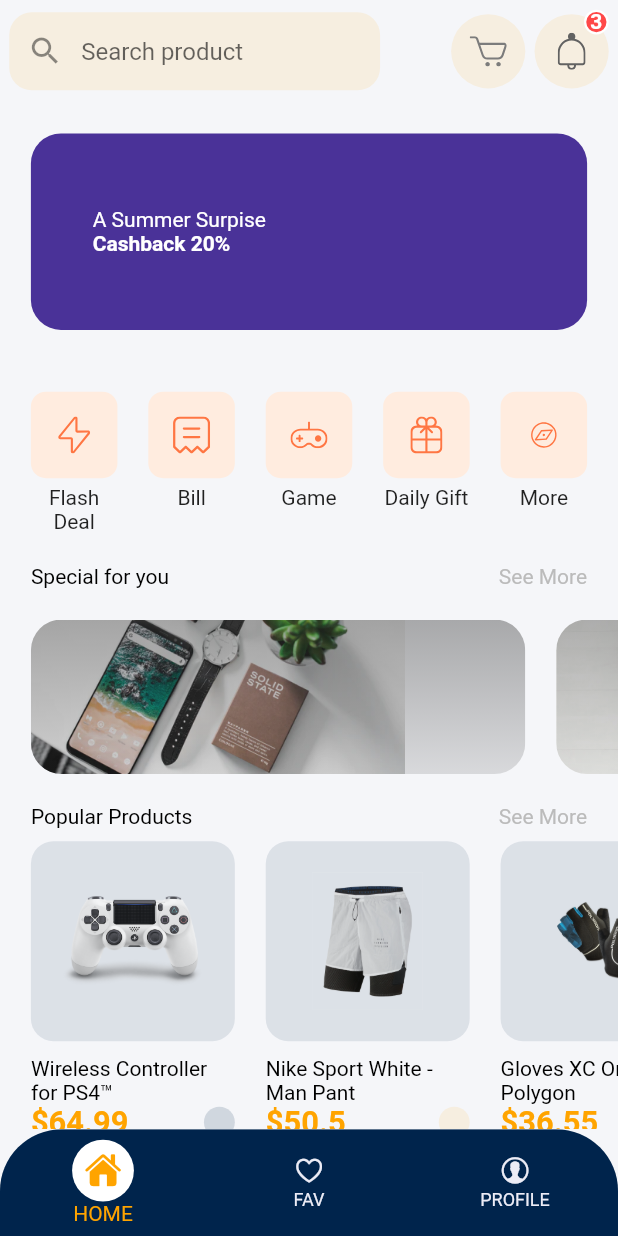
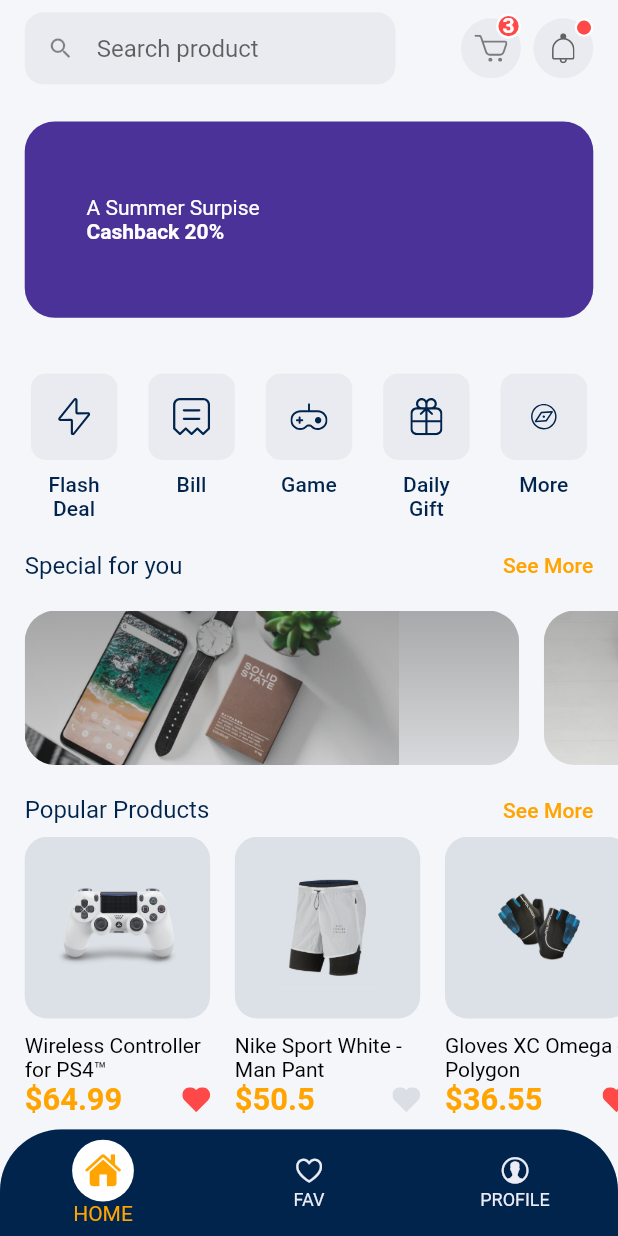
Before and after one commit to rupendra-p/flutter_ecommerce, a Flutter app: the OtpScreen screen opened by its route, after a tap on "Continue", on a phone screen of 412 x 824 dp. Run offline on Flutter 3.47's test engine with Material 2 defaults, Android fonts, the phone set to English and light mode, and no system bars; our stand-ins replace flutter_dotenv, flutter_svg.

Commit message:
home screen changed and gridview implemented

```diff
--- a/lib/constant/color_properties.dart
+++ b/lib/constant/color_properties.dart
@@ -13,6 +13,8 @@ Color colorLightBlack = Colors.black54;
 const Color colorLightBrown = Color(0xffCCBBBB);
 const Color colorDarkBrown = Color(0xff443734);
 
+const Color redColor = Color(0xFFFF4848);
+
 const Color colorGrey = Color(0xff5E5E5E);
 const Color colorDarkGrey = Color(0xffABABAB);
 Color colorMediumGrey = Colors.grey.shade600;
--- a/lib/screens/home/categories.dart
+++ b/lib/screens/home/categories.dart
@@ -1,9 +1,12 @@
+import 'package:ecommerce/constant/color_properties.dart';
 import 'package:flutter/material.dart';
 import 'package:flutter_svg/flutter_svg.dart';
 
 import '/utils/size_config.dart';
 
 class Categories extends StatelessWidget {
+  const Categories({Key? key}) : super(key: key);
+
   @override
   Widget build(BuildContext context) {
     List<Map<String, dynamic>> categories = [
@@ -59,13 +62,22 @@ class CategoryCard extends StatelessWidget {
               height: SizeConfig.heightMultiplier * 7,
               width: SizeConfig.heightMultiplier * 7,
               decoration: BoxDecoration(
-                color: Color(0xFFFFECDF),
+                color: primaryColor.withOpacity(0.05),
                 borderRadius: BorderRadius.circular(10),
               ),
-              child: SvgPicture.asset(icon!),
+              child: SvgPicture.asset(
+                icon!,
+                color: primaryColor,
+              ),
             ),
-            SizedBox(height: 5),
-            Text(text!, textAlign: TextAlign.center)
+            SizedBox(height: SizeConfig.heightMultiplier),
+            Text(
+              text!,
+              textAlign: TextAlign.center,
+              style: Theme.of(context).textTheme.subtitle2!.copyWith(
+                    color: primaryColor,
+                  ),
+            )
           ],
         ),
       ),
--- a/lib/screens/home/discount_banner.dart
+++ b/lib/screens/home/discount_banner.dart
@@ -13,14 +13,14 @@ class DiscountBanner extends StatelessWidget {
       // height: 90,
       width: double.infinity,
       margin: EdgeInsets.all(
-        SizeConfig.heightMultiplier * 2.5,
+        SizeConfig.heightMultiplier * 2,
       ),
       padding: EdgeInsets.symmetric(
         horizontal: SizeConfig.heightMultiplier * 5,
         vertical: SizeConfig.heightMultiplier * 6,
       ),
       decoration: BoxDecoration(
-        color: Color(0xFF4A3298),
+        color: const Color(0xFF4A3298),
         borderRadius: BorderRadius.circular(20),
       ),
       child: Text.rich(
--- a/lib/screens/home/home_header.dart
+++ b/lib/screens/home/home_header.dart
@@ -14,24 +14,26 @@ class HomeHeader extends StatelessWidget {
   Widget build(BuildContext context) {
     return Padding(
       padding: EdgeInsets.symmetric(
-        horizontal: SizeConfig.widthMultiplier * 1.5,
+        horizontal: SizeConfig.heightMultiplier * 2,
       ),
       child: Row(
         mainAxisAlignment: MainAxisAlignment.spaceAround,
         children: [
-          SearchField(),
-          Spacer(),
+          const SearchField(),
+          const Spacer(),
           IconBtnWithCounter(
             svgSrc: "assets/icons/Cart Icon.svg",
+            numOfitem: 3,
+            isShow: true,
             press: () => Navigator.pushNamed(context, CartScreen.routeName),
           ),
           SizedBox(
-            width: SizeConfig.widthMultiplier * 1.5,
+            width: SizeConfig.widthMultiplier * 2,
           ),
           IconBtnWithCounter(
             svgSrc: "assets/icons/Bell.svg",
-            numOfitem: 3,
             press: () {},
+            numOfitem: 1,
           ),
         ],
       ),
--- a/lib/screens/home/home_screen.dart
+++ b/lib/screens/home/home_screen.dart
@@ -1,15 +1,16 @@
-
 import 'package:ecommerce/screens/home/popular_product.dart';
 import 'package:ecommerce/screens/home/special_offers.dart';
-
+import 'package:ecommerce/screens/home/staggerred_gridview_product.dart';
+import 'package:ecommerce/utils/scroll_configuration.dart';
 import 'package:ecommerce/utils/size_config.dart';
 import 'package:flutter/material.dart';
 
 import 'categories.dart';
 import 'discount_banner.dart';
 import 'home_header.dart';
+
 class HomeScreen extends StatefulWidget {
-  static const  String routeName = "/home";
+  static const String routeName = "/home";
 
   const HomeScreen({Key? key}) : super(key: key);
 
@@ -18,33 +19,42 @@ class HomeScreen extends StatefulWidget {
 }
 
 class _HomeScreenState extends State<HomeScreen> {
-
-
   @override
   Widget build(BuildContext context) {
     return SafeArea(
-      child: SingleChildScrollView(
       child: Column(
+        crossAxisAlignment: CrossAxisAlignment.center,
         children: [
           SizedBox(
             height: SizeConfig.heightMultiplier * 1,
           ),
-            HomeHeader(),
+          const HomeHeader(),
           SizedBox(
             height: SizeConfig.heightMultiplier,
           ),
-            DiscountBanner(),
-            Categories(),
-            SpecialOffers(),
+          Expanded(
+            child: ScrollConfiguration(
+              behavior: MyBehavior(),
+              child: SingleChildScrollView(
+                child: Column(
+                  children: [
+                    const DiscountBanner(),
+                    const Categories(),
+                    const SpecialOffers(),
                     SizedBox(
                       height: SizeConfig.heightMultiplier * 2.5,
                     ),
-            PopularProducts(),
+                    const PopularProducts(),
                     SizedBox(
                       height: SizeConfig.heightMultiplier * 2.5,
                     ),
+                    const StaggeredGridListView(),
                   ],
                 ),
+              ),
+            ),
+          ),
+        ],
       ),
     );
   }
--- a/lib/screens/home/icon_btn_with_counter.dart
+++ b/lib/screens/home/icon_btn_with_counter.dart
@@ -2,7 +2,6 @@ import 'package:ecommerce/constant/color_properties.dart';
 import 'package:flutter/material.dart';
 import 'package:flutter_svg/flutter_svg.dart';
 
-import '../../../constant/constants.dart';
 import '/utils/size_config.dart';
 
 class IconBtnWithCounter extends StatelessWidget {
@@ -10,11 +9,13 @@ class IconBtnWithCounter extends StatelessWidget {
     Key? key,
     required this.svgSrc,
     this.numOfitem = 0,
+    this.isShow = false,
     required this.press,
   }) : super(key: key);
 
   final String svgSrc;
   final int numOfitem;
+  final bool isShow;
   final GestureTapCallback press;
 
   @override
@@ -25,41 +26,37 @@ class IconBtnWithCounter extends StatelessWidget {
       child: Stack(
         clipBehavior: Clip.none,
         children: [
-          Container(
-            padding: EdgeInsets.all(
-              SizeConfig.heightMultiplier * 1.5,
-            ),
-            height: SizeConfig.heightMultiplier * 6,
-            width: SizeConfig.heightMultiplier * 6,
-            decoration: BoxDecoration(
-              color: secondaryColor.withOpacity(0.1),
-              shape: BoxShape.circle,
-            ),
+          CircleAvatar(
+            backgroundColor: primaryColor.withOpacity(0.05),
             child: SvgPicture.asset(svgSrc),
           ),
           if (numOfitem != 0)
             Positioned(
-              top: -3,
+              top: isShow ? -3 : 0,
               right: 0,
               child: Container(
-                height: SizeConfig.heightMultiplier * 2,
-                width: SizeConfig.heightMultiplier * 2,
+                height: SizeConfig.heightMultiplier * (isShow ? 2 : 1.5),
+                width: SizeConfig.heightMultiplier * (isShow ? 2 : 1.5),
                 decoration: BoxDecoration(
-                  color: Color(0xFFFF4848),
+                  color: redColor,
                   shape: BoxShape.circle,
-                  border: Border.all(width: 1.5, color: Colors.white),
-                ),
-                child: Center(
-                  child: Text(
-                    "$numOfitem",
-                    style: TextStyle(
-                      // fontSize: getProportionateScreenWidth(10),
-                      height: 1,
-                      fontWeight: FontWeight.w600,
-                      color: Colors.white,
-                    ),
+                  border: Border.all(
+                    width: 1.5,
+                    color: colorWhite,
                   ),
                 ),
+                child: isShow
+                    ? Center(
+                        child: Text(
+                          "$numOfitem",
+                          style: const TextStyle(
+                            height: 1,
+                            fontWeight: FontWeight.w600,
+                            color: colorWhite,
+                          ),
+                        ),
+                      )
+                    : null,
               ),
             )
         ],
--- a/lib/screens/home/popular_product.dart
+++ b/lib/screens/home/popular_product.dart
@@ -1,8 +1,8 @@
 import 'package:flutter/material.dart';
+
+import '/utils/size_config.dart';
 import '/widgets/product_card.dart';
 import '../../models/product.dart';
-
-import '/utils/size_config.dart';
 import 'section_title.dart';
 
 class PopularProducts extends StatelessWidget {
@@ -14,7 +14,7 @@ class PopularProducts extends StatelessWidget {
       children: [
         Padding(
           padding: EdgeInsets.symmetric(
-            horizontal: SizeConfig.heightMultiplier * 2.5,
+            horizontal: SizeConfig.heightMultiplier * 2,
           ),
           child: SectionTitle(title: "Popular Products", press: () {}),
         ),
@@ -23,23 +23,29 @@ class PopularProducts extends StatelessWidget {
         ),
         SingleChildScrollView(
           scrollDirection: Axis.horizontal,
+          child: Padding(
+            padding: EdgeInsets.symmetric(
+              horizontal: SizeConfig.heightMultiplier,
+            ),
             child: Row(
               children: [
                 ...List.generate(
                   demoProducts.length,
                   (index) {
                     if (demoProducts[index].isPopular) {
-                    return ProductCard(product: demoProducts[index]);
+                      return Padding(
+                        padding: EdgeInsets.symmetric(
+                          horizontal: SizeConfig.heightMultiplier,
+                        ),
+                        child: ProductCard(product: demoProducts[index]),
+                      );
                     }
-
                     return const SizedBox
                         .shrink(); // here by default width and height is 0
                   },
                 ),
-              SizedBox(
-                width: SizeConfig.heightMultiplier * 2.5,
+              ],
             ),
-            ],
           ),
         )
       ],
--- a/lib/screens/home/search_field.dart
+++ b/lib/screens/home/search_field.dart
@@ -1,3 +1,5 @@
+import 'dart:developer';
+
 import 'package:ecommerce/constant/color_properties.dart';
 import 'package:flutter/material.dart';
 
@@ -10,24 +12,36 @@ class SearchField extends StatelessWidget {
 
   @override
   Widget build(BuildContext context) {
-    return Container(
+    return SizedBox(
       width: SizeConfig.widthMultiplier * 60,
-      decoration: BoxDecoration(
-        color: secondaryColor.withOpacity(0.1),
-        borderRadius: BorderRadius.circular(15),
-      ),
       child: TextField(
-        onChanged: (value) => print(value),
+        onChanged: (value) => log(value),
         decoration: InputDecoration(
             contentPadding: EdgeInsets.symmetric(
               horizontal: SizeConfig.heightMultiplier * 2.5,
-              vertical: SizeConfig.heightMultiplier * 2,
             ),
-            border: InputBorder.none,
-            focusedBorder: InputBorder.none,
-            enabledBorder: InputBorder.none,
+            border: OutlineInputBorder(
+              borderRadius: BorderRadius.circular(
+                SizeConfig.imageSizeMultiplier * 3,
+              ),
+              borderSide: BorderSide.none,
+            ),
+            focusedBorder: OutlineInputBorder(
+              borderRadius: BorderRadius.circular(
+                SizeConfig.imageSizeMultiplier * 3,
+              ),
+            ),
+            enabledBorder: OutlineInputBorder(
+              borderRadius: BorderRadius.circular(
+                SizeConfig.imageSizeMultiplier * 3,
+              ),
+              borderSide: BorderSide.none,
+            ),
+            fillColor: primaryColor.withOpacity(0.05),
+            filled: true,
+            isDense: true,
             hintText: "Search product",
-            prefixIcon: Icon(Icons.search)),
+            prefixIcon: const Icon(Icons.search)),
       ),
     );
   }
--- a/lib/screens/home/section_title.dart
+++ b/lib/screens/home/section_title.dart
@@ -1,6 +1,5 @@
+import 'package:ecommerce/constant/color_properties.dart';
 import 'package:flutter/material.dart';
-
-import '/utils/size_config.dart';
 
 class SectionTitle extends StatelessWidget {
   const SectionTitle({
@@ -19,16 +18,17 @@ class SectionTitle extends StatelessWidget {
       children: [
         Text(
           title,
-          style: TextStyle(
-            // fontSize: getProportionateScreenWidth(18),
-            color: Colors.black,
-          ),
+          style: Theme.of(context).textTheme.subtitle1!.copyWith(
+                color: primaryColor,
+              ),
         ),
         GestureDetector(
           onTap: press,
           child: Text(
             "See More",
-            style: TextStyle(color: Color(0xFFBBBBBB)),
+            style: Theme.of(context).textTheme.subtitle2!.copyWith(
+                  color: secondaryColor,
+                ),
           ),
         ),
       ],
--- a/lib/screens/home/special_offers.dart
+++ b/lib/screens/home/special_offers.dart
@@ -14,7 +14,7 @@ class SpecialOffers extends StatelessWidget {
       children: [
         Padding(
           padding: EdgeInsets.symmetric(
-            horizontal: SizeConfig.heightMultiplier * 2.5,
+            horizontal: SizeConfig.heightMultiplier * 2,
           ),
           child: SectionTitle(
             title: "Special for you",
@@ -68,7 +68,7 @@ class SpecialOfferCard extends StatelessWidget {
   Widget build(BuildContext context) {
     return Padding(
       padding: EdgeInsets.only(
-        left: SizeConfig.heightMultiplier * 2.5,
+        left: SizeConfig.heightMultiplier * 2,
       ),
       child: GestureDetector(
         onTap: press,
--- /dev/null
+++ b/lib/screens/home/staggerred_gridview_product.dart
@@ -0,0 +1,46 @@
+import 'package:ecommerce/models/product.dart';
+import 'package:ecommerce/screens/home/section_title.dart';
+import 'package:ecommerce/utils/size_config.dart';
+import 'package:ecommerce/widgets/product_card.dart';
+import 'package:flutter/material.dart';
+import 'package:flutter_staggered_grid_view/flutter_staggered_grid_view.dart';
+
+class StaggeredGridListView extends StatefulWidget {
+  const StaggeredGridListView({Key? key}) : super(key: key);
+
+  @override
+  State<StaggeredGridListView> createState() => _StaggeredGridListViewState();
+}
+
+class _StaggeredGridListViewState extends State<StaggeredGridListView> {
+  @override
+  Widget build(BuildContext context) {
+    return Column(
+      children: [
+        Padding(
+          padding:
+              EdgeInsets.symmetric(horizontal: SizeConfig.heightMultiplier * 2),
+          child: SectionTitle(title: "Today's Deals", press: () {}),
+        ),
+        SizedBox(
+          height: SizeConfig.heightMultiplier,
+        ),
+        StaggeredGridView.countBuilder(
+          crossAxisCount: 2,
+          shrinkWrap: true,
+          physics: const ClampingScrollPhysics(),
+          itemCount: demoProducts.length,
+          mainAxisSpacing: SizeConfig.heightMultiplier * 2,
+          crossAxisSpacing: SizeConfig.heightMultiplier * 2,
+          padding: EdgeInsets.symmetric(
+            horizontal: SizeConfig.heightMultiplier * 2,
+          ),
+          itemBuilder: (context, index) {
+            return ProductCard(product: demoProducts[index]);
+          },
+          staggeredTileBuilder: (index) => const StaggeredTile.fit(1),
+        ),
+      ],
+    );
+  }
+}
--- a/lib/widgets/product_card.dart
+++ b/lib/widgets/product_card.dart
@@ -1,12 +1,11 @@
 import 'package:ecommerce/constant/color_properties.dart';
-
-import '/utils/size_config.dart';
+import 'package:flutter/cupertino.dart';
 import 'package:flutter/material.dart';
 import 'package:flutter_svg/flutter_svg.dart';
+
+import '/screens/details/details_screen.dart';
+import '/utils/size_config.dart';
 import '../models/product.dart';
-import '/screens/details/details_screen.dart';
-
-import '/constant/constants.dart';
 
 class ProductCard extends StatelessWidget {
   const ProductCard({
@@ -21,12 +20,8 @@ class ProductCard extends StatelessWidget {
 
   @override
   Widget build(BuildContext context) {
-    return Padding(
-      padding: EdgeInsets.only(
-        left: SizeConfig.heightMultiplier * 2.5,
-      ),
-      child: SizedBox(
-        width: SizeConfig.widthMultiplier * 33,
+    return SizedBox(
+      width: SizeConfig.widthMultiplier * 30,
       child: GestureDetector(
         onTap: () => Navigator.pushNamed(
           context,
@@ -55,7 +50,7 @@ class ProductCard extends StatelessWidget {
             const SizedBox(height: 10),
             Text(
               product.title,
-                style: TextStyle(color: Colors.black),
+              style: const TextStyle(color: Colors.black),
               maxLines: 2,
             ),
             Row(
@@ -72,24 +67,12 @@ class ProductCard extends StatelessWidget {
                 InkWell(
                   borderRadius: BorderRadius.circular(50),
                   onTap: () {},
-                    child: Container(
-                      padding: EdgeInsets.all(
-                        SizeConfig.heightMultiplier * 2.5,
-                      ),
-                      height: SizeConfig.heightMultiplier * 2.5,
-                      width: SizeConfig.heightMultiplier * 2.5,
-                      decoration: BoxDecoration(
-                        color: product.isFavourite
-                            ? primaryColor.withOpacity(0.15)
-                            : secondaryColor.withOpacity(0.1),
-                        shape: BoxShape.circle,
-                      ),
                   child: SvgPicture.asset(
                     "assets/icons/Heart Icon_2.svg",
                     color: product.isFavourite
-                            ? Color(0xFFFF4848)
-                            : Color(0xFFDBDEE4),
-                      ),
+                        ? const Color(0xFFFF4848)
+                        : const Color(0xFFDBDEE4),
+                    height: SizeConfig.heightMultiplier * 2,
                   ),
                 ),
               ],
@@ -97,7 +80,6 @@ class ProductCard extends StatelessWidget {
           ],
         ),
       ),
-      ),
     );
   }
 }
--- a/pubspec.yaml
+++ b/pubspec.yaml
@@ -16,6 +16,7 @@ dependencies:
   flutter_dotenv: ^5.0.2
   flutter_svg: ^0.22.0 # help us to use SVG in our app
   provider: ^6.0.0 # for State management
+  flutter_staggered_grid_view: ^0.4.1
 
 dev_dependencies:
   flutter_test:
```
Also changed, not shown: pubspec.lock. Lines whose indentation alone changed are shown as unchanged.
